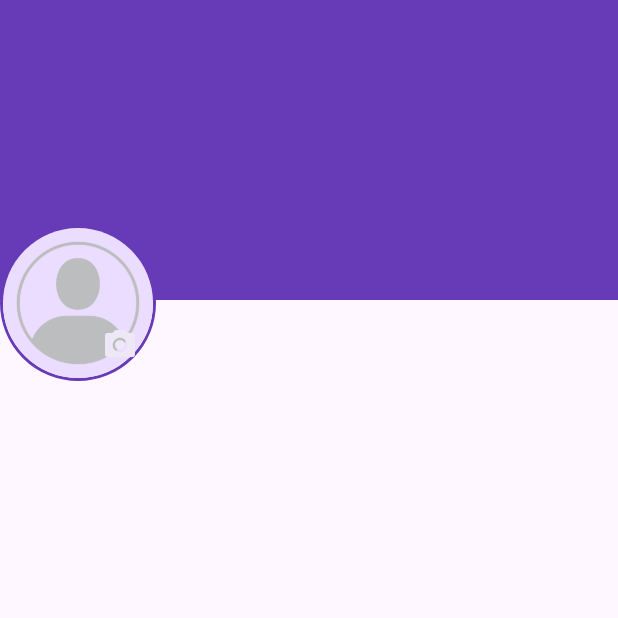
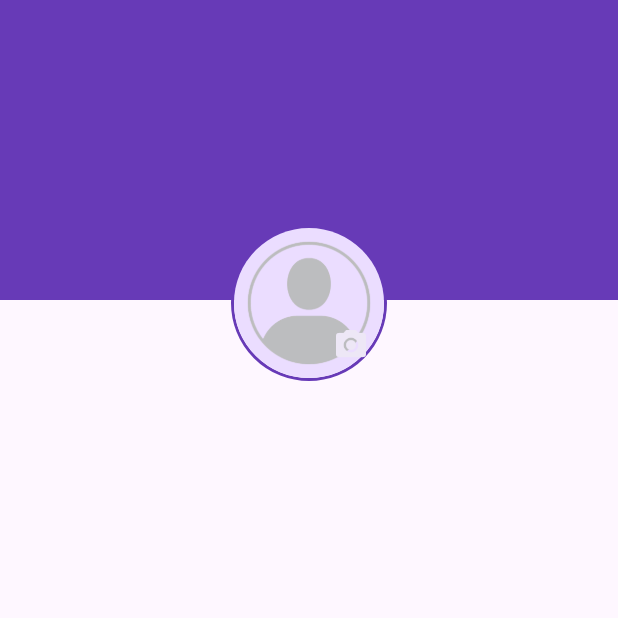
Before and after one commit to rhmdfrds1212/wisata_candi_rahmadfirdaus, a Flutter app: the screen it shows after launch, on a phone screen of 412 x 824 dp, the top half of it. Run offline on Flutter 3.47's test engine with Material 3 defaults, Android fonts, the phone set to English and light mode, and no system bars; our stand-ins replace cached_network_image.

Commit message:
update profil screen

```diff
--- a/lib/screens/profile_screen.dart
+++ b/lib/screens/profile_screen.dart
@@ -21,11 +21,15 @@ class _ProfileScreenState extends State<ProfileScreen> {
             color: Colors.deepPurple,
           ),
           Padding(
-            padding: const EdgeInsets.only(top: 200-50),
+            padding: const EdgeInsets.symmetric(horizontal: 16),
             child: Column(
               children: [
                 //   TODO 2. Buat bagian ProfileHeader yang berisi gambar profil
-                Stack(
+                Align(
+                  alignment: Alignment.topCenter,
+                  child: Padding(
+                      padding: const EdgeInsets.only(top: 200-50),
+                      child: Stack(
                         alignment: Alignment.bottomRight,
                         children: [
                           Container(
@@ -35,20 +39,24 @@ class _ProfileScreenState extends State<ProfileScreen> {
                             ),
                             child: CircleAvatar(
                               radius: 50,
-                        backgroundImage: AssetImage('images/placeholder_image.png'),
+                              backgroundImage:
+                                  AssetImage('images/placeholder_image.png'),
                             ),
                           ),
                           if(isSignedIn)
                             IconButton(
                                 onPressed: (){},
-                          icon: Icon(Icons.camera_alt, color: Colors.deepPurple[50],),),
+                                icon: Icon(Icons.camera_alt, color: Colors.deepPurple[50],),
+                            ),
                         ],
                       ),
                       //   TODO 3. Buaqt bagian ProfileInfo yang berisi info profile
                       //   TODO 4. buat ProfileActions yang berisi TextButton sign in/out
+                    ),
+                  ),
               ],
             ),
-          )
+          ),
         ],
       ),
     );
```
Lines whose indentation alone changed are shown as unchanged.
